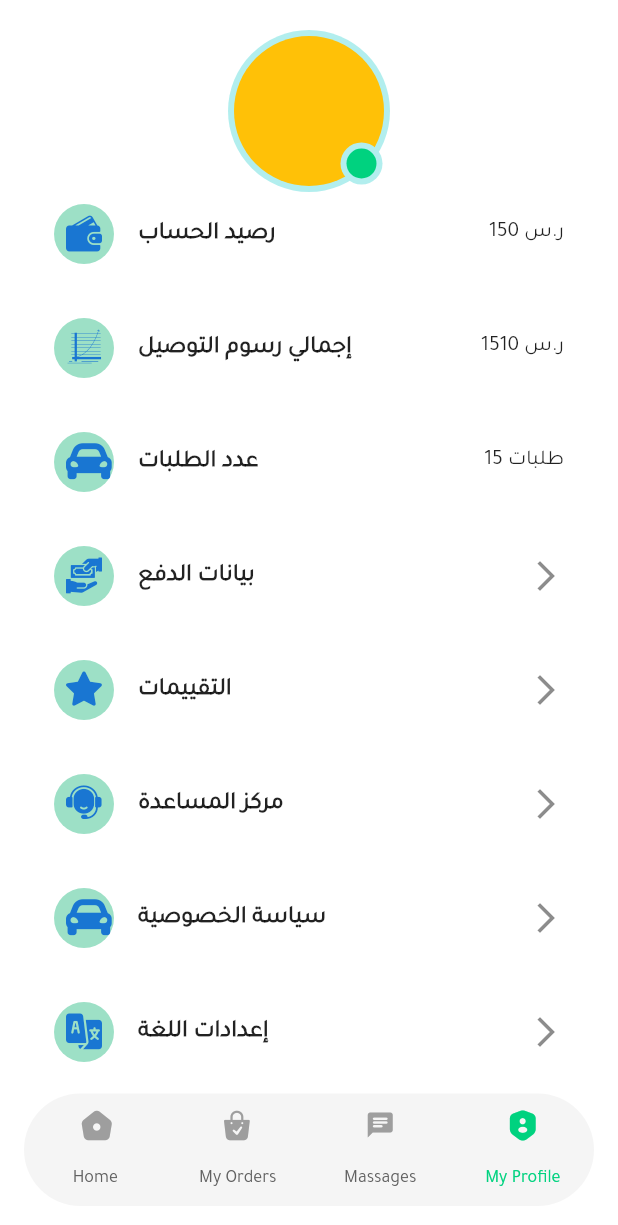
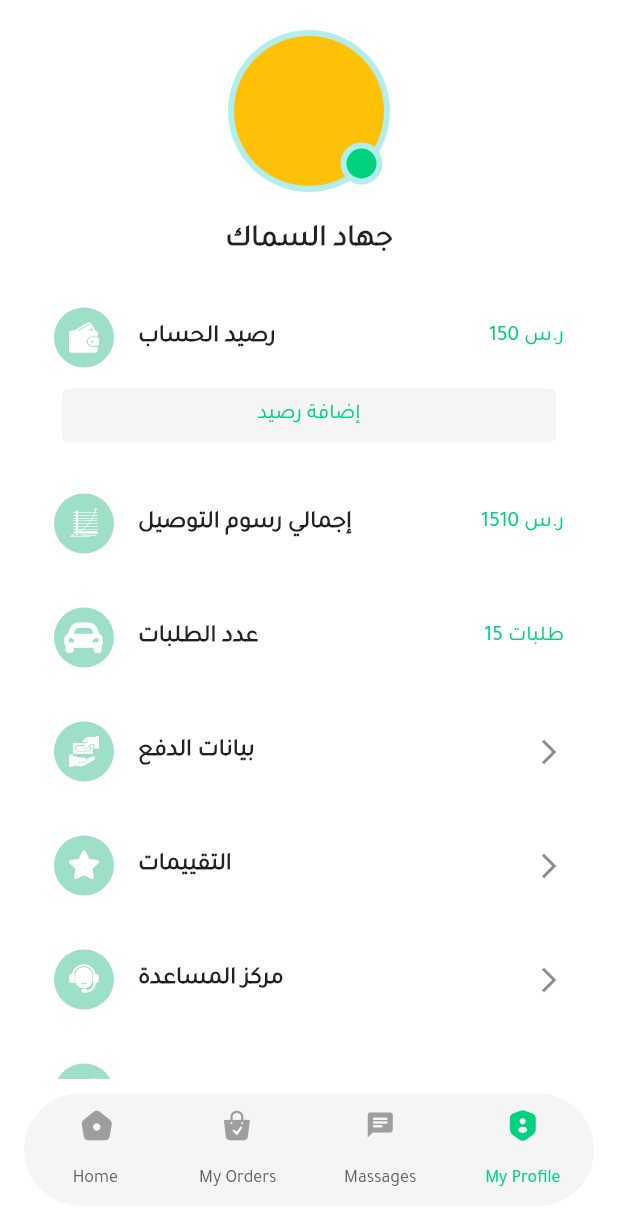
Before and after one commit to odaykrayem/shadid, a Flutter app: the screen it shows after launch, item 4 of the bottom bar chosen, on a phone screen of 412 x 824 dp. Shown: the top 1225 px of the screen. Run offline on Flutter 3.47's test engine with Material 2 defaults, Android fonts, the phone set to English and light mode, and no system bars; drawn by our look-alikes of custom_navigation_bar; our stand-ins replace animated_text_kit, bloc, dio, dotted_border, firebase_auth, firebase_core and 8 more; missing offline and left inert: dropdown_below, simple_star_rating; accounts and stored records are empty; statements that could not run were skipped; project files that could hold a hidden picture were left out.

Commit message:
Update 21:45 12/6/2022

```diff
--- a/lib/view/pages/captain_pages/profile_captain.dart
+++ b/lib/view/pages/captain_pages/profile_captain.dart
@@ -24,55 +24,55 @@ class _ProfileCaptainState extends State<ProfileCaptain> {
     List<Map<String, dynamic>> profileItems = [
       {
         'title': 'رصيد الحساب',
-        'icon': const Icon(CaptainProfileIcons.walet),
+        'icon': CaptainProfileIcons.walet,
         'trailing': '150 ر.س',
         'onTap': () {},
       },
       {
         'title': 'إجمالي رسوم التوصيل',
-        'icon': const Icon(CaptainProfileIcons.analyze),
+        'icon': CaptainProfileIcons.analyze,
         'trailing': '1510 ر.س',
         'onTap': () {},
       },
       {
         'title': 'عدد الطلبات',
-        'icon': const Icon(CaptainProfileIcons.car),
+        'icon': CaptainProfileIcons.car,
         'trailing': '15 طلبات',
         'onTap': () {},
       },
       {
         'title': 'بيانات الدفع',
-        'icon': const Icon(CaptainProfileIcons.payment),
+        'icon': CaptainProfileIcons.payment,
         'trailing': '',
         'onTap': () {},
       },
       {
         'title': 'التقييمات',
-        'icon': const Icon(CaptainProfileIcons.star),
+        'icon': CaptainProfileIcons.star,
         'trailing': '',
         'onTap': () {},
       },
       {
         'title': 'مركز المساعدة',
-        'icon': const Icon(CaptainProfileIcons.clients_help),
+        'icon': CaptainProfileIcons.clients_help,
         'trailing': '',
         'onTap': () {},
       },
       {
         'title': 'سياسة الخصوصية',
-        'icon': const Icon(CaptainProfileIcons.car),
+        'icon': Icons.abc,
         'trailing': '',
         'onTap': () {},
       },
       {
         'title': 'إعدادات اللغة',
-        'icon': const Icon(CaptainProfileIcons.lang),
+        'icon': CaptainProfileIcons.lang,
         'trailing': '',
         'onTap': () {},
       },
       {
         'title': 'تسجيل الخروج',
-        'icon': const Icon(CaptainProfileIcons.logout),
+        'icon': CaptainProfileIcons.logout,
         'trailing': '',
         'onTap': () {
           _signOut().then((value) {
@@ -126,6 +126,19 @@ class _ProfileCaptainState extends State<ProfileCaptain> {
                       ),
                     ],
                   ),
+                  const SizedBox(
+                    height: 20.0,
+                  ),
+                  const Text(
+                    'جهاد السماك',
+                    style: TextStyle(
+                      fontSize: 20.0,
+                      fontWeight: FontWeight.bold,
+                    ),
+                  ),
+                  const SizedBox(
+                    height: 25.0,
+                  ),
                   ListView.separated(
                     shrinkWrap: true,
                     physics: const NeverScrollableScrollPhysics(),
@@ -154,11 +167,13 @@ class _ProfileCaptainState extends State<ProfileCaptain> {
   Widget profileItem({
     required String title,
     required String trailing,
-    required Icon icon,
+    required IconData icon,
     required int index,
     void Function()? onTap,
   }) {
-    return ListTile(
+    return Column(
+      children: [
+        ListTile(
           onTap: onTap,
           title: Text(
             title,
@@ -168,11 +183,53 @@ class _ProfileCaptainState extends State<ProfileCaptain> {
           ),
           leading: CircleAvatar(
             backgroundColor: tripleColor,
-        child: icon,
+            child: index == 6
+                ? Image.asset(
+                    'assets/img/ex_logo.png',
+                    height: 25.0,
+                    width: 25.0,
+                  )
+                : Padding(
+                    padding: index == 2
+                        ? const EdgeInsets.only(right: 6.0)
+                        : EdgeInsets.zero,
+                    child: Icon(
+                      icon,
+                      color: Colors.white,
+                      size: 20.0,
+                    ),
+                  ),
           ),
           trailing: index == 0 || index == 1 || index == 2
-          ? Text(trailing)
-          : const Icon(Icons.arrow_forward_ios),
+              ? Text(
+                  trailing,
+                  style: TextStyle(
+                    color: primaryColor,
+                  ),
+                )
+              : const Icon(
+                  Icons.arrow_forward_ios,
+                  size: 20.0,
+                ),
+        ),
+        if (index == 0)
+          SizedBox(
+            width: MediaQuery.of(context).size.width * 0.8,
+            child: MaterialButton(
+              onPressed: () {},
+              shape: RoundedRectangleBorder(
+                borderRadius: BorderRadius.circular(5.0),
+              ),
+              color: Colors.grey[100],
+              elevation: 0.0,
+              focusElevation: 0.0,
+              hoverElevation: 0.0,
+              highlightElevation: 0.0,
+              textColor: primaryColor,
+              child: const Text('إضافة رصيد'),
+            ),
+          ),
+      ],
     );
   }
 }
```
Also changed, not shown: lib/model/cubit.dart (+72 -39 lines), lib/model/dioHelper.dart (+2 -12 lines), lib/model/loginModel.dart (+15 -10 lines), lib/model/states.dart (+28 -28 lines). Lines whose indentation alone changed are shown as unchanged.
